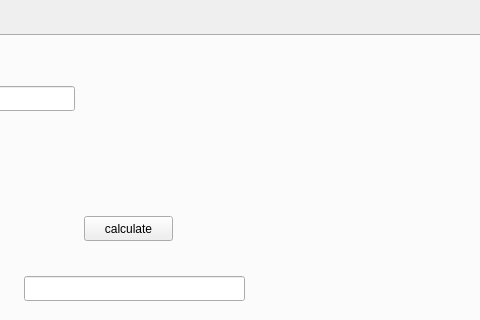
Old version of the form src/geek-calculator/mainwindow.ui in the repository Jelena-Zivovic/RS014-geek-calculator; both pictures show x 188 to 668 and y 0 to 320 of the 800 by 600 pixel window.
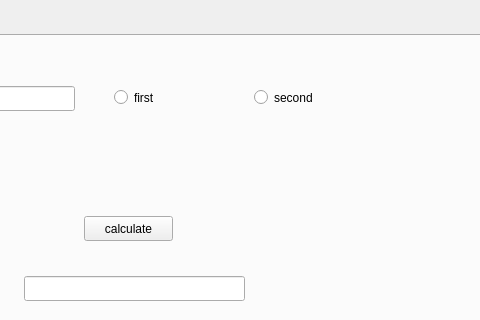
New version of the form.

Commit message: calculate second derivative at a given point

Diff of the .ui file:
```diff
--- a/src/geek-calculator/mainwindow.ui
+++ b/src/geek-calculator/mainwindow.ui
@@ -824,6 +824,32 @@
          <string>clear</string>
         </property>
        </widget>
+       <widget class="QRadioButton" name="firstDerivativeRadioButton">
+        <property name="geometry">
+         <rect>
+          <x>280</x>
+          <y>50</y>
+          <width>112</width>
+          <height>23</height>
+         </rect>
+        </property>
+        <property name="text">
+         <string>first</string>
+        </property>
+       </widget>
+       <widget class="QRadioButton" name="secondDerivativeRadioButton">
+        <property name="geometry">
+         <rect>
+          <x>420</x>
+          <y>50</y>
+          <width>112</width>
+          <height>23</height>
+         </rect>
+        </property>
+        <property name="text">
+         <string>second</string>
+        </property>
+       </widget>
       </widget>
      </widget>
     </widget>
```
The commit also changes 3 other files.
